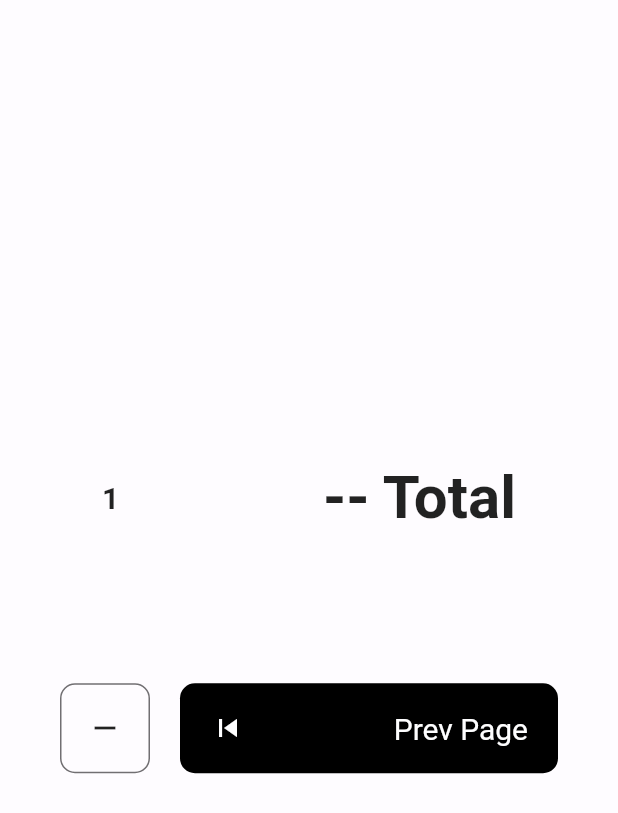
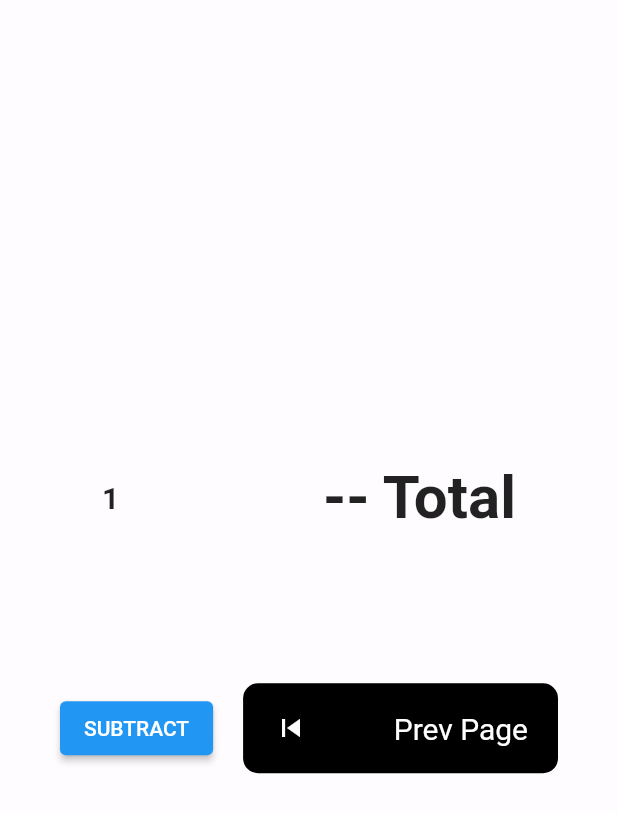
Before and after one commit to scmarin/provider_example, a Flutter app: the screen it shows after launch, after a tap on "ADD", after a tap on "Next Page", on a phone screen of 412 x 824 dp. Shown: the top 813 px of the screen. Run offline on Flutter 3.47's test engine with Material 2 defaults, Android fonts, the phone set to English and light mode, and no system bars; our stand-ins replace get.

Commit message:
docs: added documentation

```diff
--- a/lib/data_class.dart
+++ b/lib/data_class.dart
@@ -1,16 +1,16 @@
 import 'package:flutter/material.dart';
 
 class DataClass extends ChangeNotifier {
-  int _x = 0;
+  int _x = 0; // store counter value
   int get x => _x;
-  int _y = 2;
-  int get y => _y;
   void incrementX() {
+    // add 1 to x
     _x++;
-    notifyListeners();
+    notifyListeners(); // rebuild UI
   }
 
   void decrementX() {
+    // subtract 1 from x
     _x--;
     notifyListeners();
   }
--- a/lib/home_page.dart
+++ b/lib/home_page.dart
@@ -16,16 +16,15 @@ class HomePage extends StatelessWidget {
         Padding(
           padding: const EdgeInsets.symmetric(horizontal: 40),
           child: Row(
+            mainAxisAlignment: MainAxisAlignment.spaceAround,
             children: [
-              // Consumer<DataClass>(builder: (context, data, child) {
-              //   return Text(
-              //     '${data.x}',
-              //     style: TextStyle(fontSize: 20, fontWeight: FontWeight.bold),
-              //   );
-              // }),
-              Text(Provider.of<DataClass>(context, listen: true).x.toString(),
-                  style: TextStyle(fontSize: 20, fontWeight: FontWeight.bold)),
-              Spacer(),
+              // display counter value
+              Consumer<DataClass>(builder: (context, data, child) {
+                return Text(
+                  '${data.x}',
+                  style: TextStyle(fontSize: 20, fontWeight: FontWeight.bold),
+                );
+              }),
               Text(
                 "Total",
                 style: TextStyle(fontWeight: FontWeight.bold, fontSize: 40),
@@ -40,47 +39,12 @@ class HomePage extends StatelessWidget {
           padding: const EdgeInsets.symmetric(horizontal: 40),
           child: Row(
             children: [
-              // GestureDetector(
-              //   child: Container(
-              //     width: 60,
-              //     height: 60,
-              //     child: Icon(Icons.add),
-              //     decoration: BoxDecoration(
-              //         borderRadius: BorderRadius.circular(10),
-              //         border: Border.all(color: Color(0xFF716f72), width: 1)),
-              //   ),
-              //   onTap: () {
-              //     if (context.read<DataClass>().x >= 5) {
-              //       Get.snackbar("Item", "Can not more than this",
-              //           backgroundColor: Colors.black,
-              //           colorText: Colors.white,
-              //           titleText: Text(
-              //             "Item",
-              //             style: TextStyle(fontSize: 40, color: Colors.white),
-              //           ),
-              //           messageText: Text(
-              //             "Can not be more than this",
-              //             style: TextStyle(fontSize: 20, color: Colors.white),
-              //           ));
-              //     } else {
-              //       Provider.of<DataClass>(context, listen: false).incrementX();
-              //     }
-              //   },
-              // ),
+              // add button
               ElevatedButton(
                   onPressed: () {
-                    if (context.read<DataClass>().x >= 5) {
-                      Get.snackbar("Item", "Can not more than this",
-                          backgroundColor: Colors.black,
-                          colorText: Colors.white,
-                          titleText: Text(
-                            "Item",
-                            style: TextStyle(fontSize: 40, color: Colors.white),
-                          ),
-                          messageText: Text(
-                            "Can not be more than this",
-                            style: TextStyle(fontSize: 20, color: Colors.white),
-                          ));
+                    if (context.read<DataClass>().x > 5) {
+                      ScaffoldMessenger.of(context).showSnackBar(const SnackBar(
+                          content: Text("Can only add up to 5.")));
                     } else {
                       Provider.of<DataClass>(context, listen: false)
                           .incrementX();
@@ -98,6 +62,7 @@ class HomePage extends StatelessWidget {
                   padding: const EdgeInsets.symmetric(horizontal: 10),
                   child: Row(
                     children: [
+                      // next page button
                       GestureDetector(
                           onTap: () {
                             Navigator.pushNamed(context, "/second");
--- a/lib/second_page.dart
+++ b/lib/second_page.dart
@@ -23,6 +23,7 @@ class SecondPage extends StatelessWidget {
                   child: Row(
                     mainAxisAlignment: MainAxisAlignment.spaceAround,
                     children: [
+                      // display value
                       Consumer<DataClass>(builder: (context, data, child) {
                         return Text(
                           '${data.x}',
@@ -49,38 +50,21 @@ class SecondPage extends StatelessWidget {
                 margin: const EdgeInsets.only(left: 40, right: 40),
                 child: Row(
                   children: [
-                    GestureDetector(
-                      onTap: () {
-                        if (Provider.of<DataClass>(context, listen: false).x <=
+                    // subtract button
+                    ElevatedButton(
+                        onPressed: () {
+                          if (Provider.of<DataClass>(context, listen: false)
+                                  .x ==
                               0) {
-                          Get.snackbar("Item", "Can not decrease more",
-                              backgroundColor: Colors.black,
-                              colorText: Colors.white,
-                              titleText: Text(
-                                "Item",
-                                style: TextStyle(
-                                    fontSize: 40, color: Colors.white),
-                              ),
-                              messageText: Text(
-                                "Can not reduce more",
-                                style: TextStyle(
-                                    fontSize: 20, color: Colors.white),
-                              ));
+                            ScaffoldMessenger.of(context).showSnackBar(
+                                const SnackBar(
+                                    content: Text("0 is the lowest number.")));
                           } else {
                             Provider.of<DataClass>(context, listen: false)
                                 .decrementX();
                           }
                         },
-                      child: Container(
-                        height: 60,
-                        width: 60,
-                        child: const Icon(Icons.remove),
-                        decoration: BoxDecoration(
-                            borderRadius: BorderRadius.circular(10),
-                            border: Border.all(
-                                width: 1, color: const Color(0xFF716f72))),
-                      ),
-                    ),
+                        child: Text("SUBTRACT")),
                     const SizedBox(
                       width: 20,
                     ),
@@ -94,6 +78,7 @@ class SecondPage extends StatelessWidget {
                           borderRadius: BorderRadius.circular(10),
                         ),
                         child: GestureDetector(
+                          // go back to home page
                           onTap: () {
                             Navigator.pop(context);
                           },
```
Lines whose indentation alone changed are shown as unchanged.
